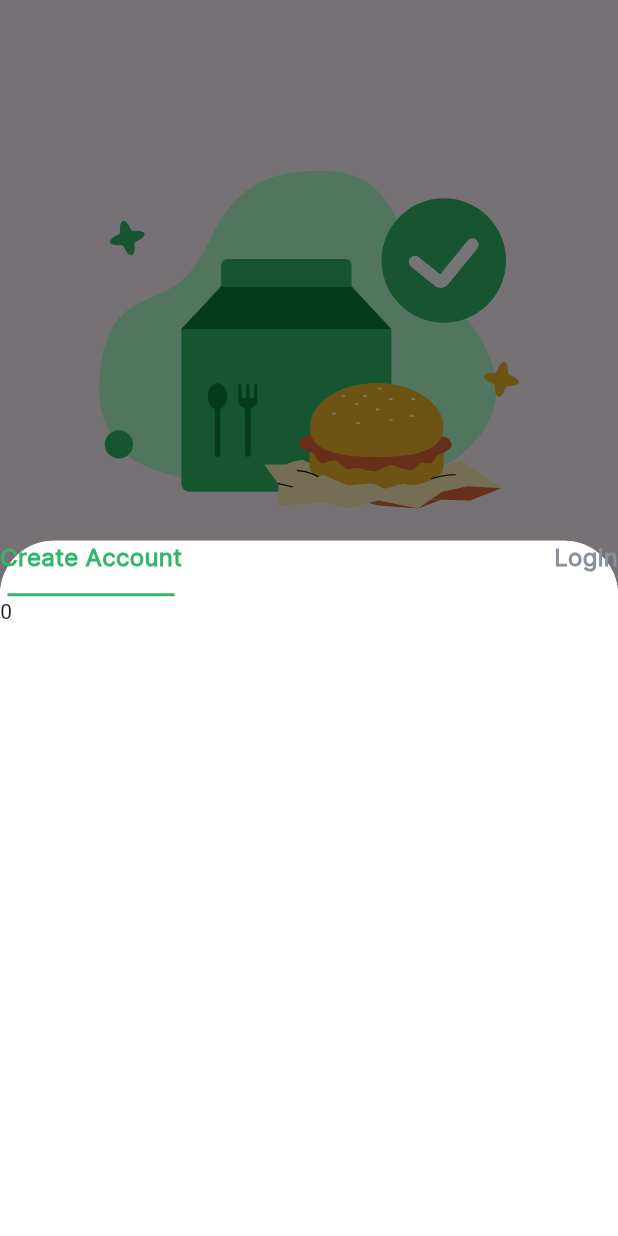
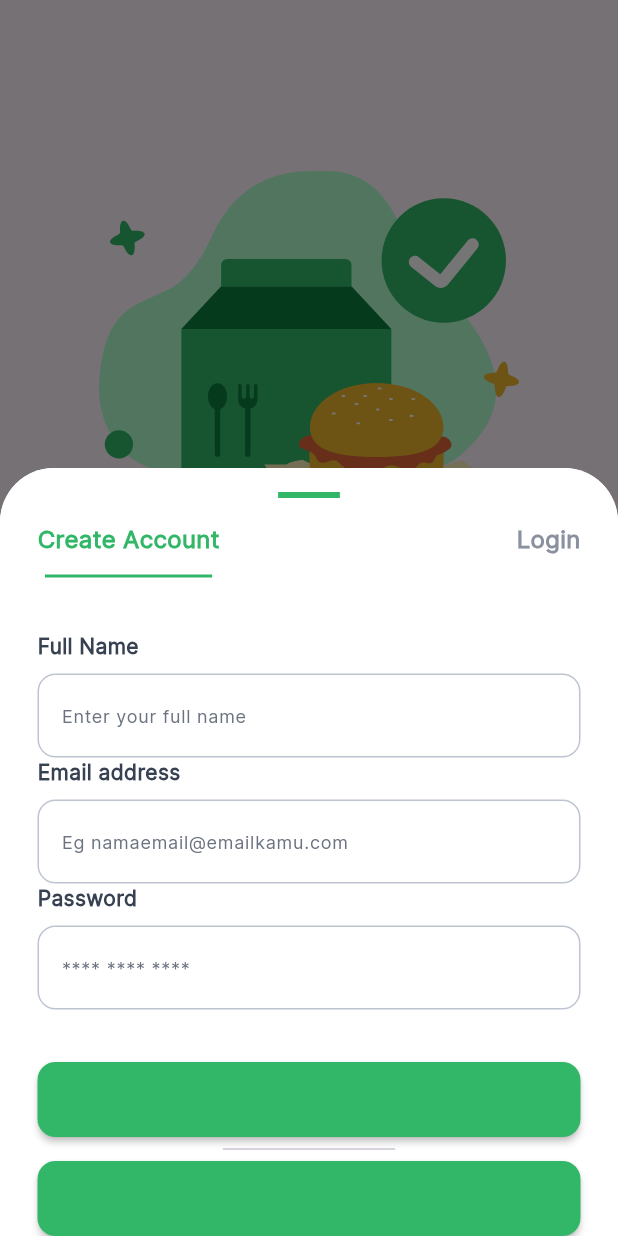
Before and after one commit to He-ema/resturant_booking, a Flutter app: the WelcomeView screen opened by its route, after a tap on "Create account", on a phone screen of 412 x 824 dp. Run offline on Flutter 3.47's test engine with Material 3 defaults, Android fonts, the phone set to English and light mode, and no system bars; our stand-ins replace bloc, flutter_bloc, flutter_svg, go_router.

Commit message:
create account UI created

```diff
--- a/lib/features/welcome/presentation/views/widgets/bottom_sheet_header.dart
+++ b/lib/features/welcome/presentation/views/widgets/bottom_sheet_header.dart
@@ -31,8 +31,6 @@ class _BottomSheetheaderState extends State<BottomSheetheader> {
                   activeIndex = e.key;
                   BlocProvider.of<BottomSheetCubit>(context)
                       .changeCurrentIndex = activeIndex;
-                  print(BlocProvider.of<BottomSheetCubit>(context)
-                      .getCurrentIndex);
                 }
                 setState(() {});
               },
--- /dev/null
+++ b/lib/features/welcome/presentation/views/widgets/bottom_sheet_other_body.dart
@@ -0,0 +1,29 @@
+import 'package:flutter/material.dart';
+import 'package:jobizz/features/welcome/presentation/views/widgets/create_account.dart';
+import 'package:jobizz/features/welcome/presentation/views/widgets/login.dart';
+
+class BottomSheetOtherBody extends StatelessWidget {
+  const BottomSheetOtherBody({Key? key, required this.index}) : super(key: key);
+
+  final int index;
+
+  @override
+  Widget build(BuildContext context) {
+    return AnimatedSwitcher(
+      duration: const Duration(milliseconds: 300),
+      transitionBuilder: (Widget child, Animation<double> animation) {
+        return ScaleTransition(
+          scale: Tween<double>(
+            begin: 0.5,
+            end: 1.0,
+          ).animate(animation),
+          child: FadeTransition(
+            opacity: animation,
+            child: child,
+          ),
+        );
+      },
+      child: index == 0 ? const CreateAccount() : const Login(),
+    );
+  }
+}
--- /dev/null
+++ b/lib/features/welcome/presentation/views/widgets/create_account.dart
@@ -0,0 +1,58 @@
+import 'package:flutter/material.dart';
+import 'package:jobizz/core/common_widgets/custom_button.dart';
+import 'package:jobizz/core/utils/app_styles.dart';
+import 'package:jobizz/features/welcome/presentation/views/widgets/custom_text_form_field.dart';
+
+class CreateAccount extends StatelessWidget {
+  const CreateAccount({super.key});
+
+  @override
+  Widget build(BuildContext context) {
+    return Column(
+      crossAxisAlignment: CrossAxisAlignment.start,
+      // mainAxisSize: MainAxisSize.min,
+      children: [
+        const Text(
+          'Full Name',
+          style: AppStyles.styleSemiBold14,
+        ),
+        const SizedBox(
+          height: 8,
+        ),
+        const CustomTextFormField(hint: 'Enter your full name'),
+        const Text(
+          'Email address',
+          style: AppStyles.styleSemiBold14,
+        ),
+        const SizedBox(
+          height: 8,
+        ),
+        const CustomTextFormField(hint: 'Eg namaemail@emailkamu.com'),
+        const Text(
+          'Password',
+          style: AppStyles.styleSemiBold14,
+        ),
+        const SizedBox(
+          height: 8,
+        ),
+        const CustomTextFormField(hint: '**** **** ****'),
+        const SizedBox(
+          height: 35,
+        ),
+        CustomButton(
+          text: '',
+          onPressed: () {},
+        ),
+        Divider(
+          height: 16,
+          indent: MediaQuery.sizeOf(context).width * 0.3,
+          endIndent: MediaQuery.sizeOf(context).width * 0.3,
+        ),
+        CustomButton(
+          text: '',
+          onPressed: () {},
+        ),
+      ],
+    );
+  }
+}
--- /dev/null
+++ b/lib/features/welcome/presentation/views/widgets/custom_text_form_field.dart
@@ -0,0 +1,30 @@
+import 'package:flutter/material.dart';
+import 'package:jobizz/constants.dart';
+import 'package:jobizz/core/utils/app_styles.dart';
+
+class CustomTextFormField extends StatelessWidget {
+  const CustomTextFormField({super.key, required this.hint});
+  final String hint;
+  @override
+  Widget build(BuildContext context) {
+    return TextFormField(
+      cursorColor: kPrimaryColor,
+      decoration: InputDecoration(
+        hintText: hint,
+        hintStyle: AppStyles.styleRegular12,
+        border: createBorder(),
+        enabledBorder: createBorder(),
+        focusedBorder: createBorder(),
+      ),
+    );
+  }
+
+  OutlineInputBorder createBorder() {
+    return OutlineInputBorder(
+      borderSide: const BorderSide(
+        color: Color(0xffBEC5D1),
+      ),
+      borderRadius: BorderRadius.circular(12),
+    );
+  }
+}
--- /dev/null
+++ b/lib/features/welcome/presentation/views/widgets/login.dart
@@ -0,0 +1,10 @@
+import 'package:flutter/widgets.dart';
+
+class Login extends StatelessWidget {
+  const Login({super.key});
+
+  @override
+  Widget build(BuildContext context) {
+    return const Text('Login');
+  }
+}
--- a/lib/features/welcome/presentation/views/widgets/welcome_buttom_sheet_body.dart
+++ b/lib/features/welcome/presentation/views/widgets/welcome_buttom_sheet_body.dart
@@ -1,7 +1,11 @@
 import 'package:flutter/material.dart';
 import 'package:flutter_bloc/flutter_bloc.dart';
+import 'package:jobizz/constants.dart';
 import 'package:jobizz/features/welcome/presentation/managers/cubit/bottom_sheet_cubit.dart';
 import 'package:jobizz/features/welcome/presentation/views/widgets/bottom_sheet_header.dart';
+import 'package:jobizz/features/welcome/presentation/views/widgets/bottom_sheet_other_body.dart';
+import 'package:jobizz/features/welcome/presentation/views/widgets/create_account.dart';
+import 'package:jobizz/features/welcome/presentation/views/widgets/custom_text_form_field.dart';
 
 class WelcomeButtomSheetBody extends StatefulWidget {
   const WelcomeButtomSheetBody({super.key});
@@ -17,6 +21,7 @@ class _WelcomeButtomSheetBodyState extends State<WelcomeButtomSheetBody> {
     return BlocBuilder<BottomSheetCubit, BottomSheetState>(
       builder: (context, state) {
         return Container(
+          padding: const EdgeInsets.symmetric(horizontal: 25),
           decoration: const ShapeDecoration(
             color: Colors.white,
             shape: RoundedRectangleBorder(
@@ -27,18 +32,27 @@ class _WelcomeButtomSheetBodyState extends State<WelcomeButtomSheetBody> {
             ),
           ),
           child: Column(
-            crossAxisAlignment: CrossAxisAlignment.stretch,
+            // crossAxisAlignment: CrossAxisAlignment.stretch,
+            mainAxisSize: MainAxisSize.min,
             children: [
               const SizedBox(
-                child: BottomSheetheader(),
+                height: 16,
               ),
-              BlocProvider.of<BottomSheetCubit>(context).getCurrentIndex == 0
-                  ? Text(BlocProvider.of<BottomSheetCubit>(context)
-                      .getCurrentIndex
-                      .toString())
-                  : Text(BlocProvider.of<BottomSheetCubit>(context)
-                      .getCurrentIndex
-                      .toString()),
+              Container(
+                width: MediaQuery.sizeOf(context).width * 0.1,
+                height: 4,
+                color: kPrimaryColor,
+              ),
+              const SizedBox(
+                height: 16,
+              ),
+              const BottomSheetheader(),
+              const SizedBox(
+                height: 36,
+              ),
+              BottomSheetOtherBody(
+                  index: BlocProvider.of<BottomSheetCubit>(context)
+                      .getCurrentIndex),
             ],
           ),
         );
--- a/lib/features/welcome/presentation/views/widgets/welcome_view_body.dart
+++ b/lib/features/welcome/presentation/views/widgets/welcome_view_body.dart
@@ -60,7 +60,7 @@ class WelcomeViewBody extends StatelessWidget {
                         enableDrag: true,
                         backgroundColor: Colors.white,
                         isDismissible: true,
-                        // isScrollControlled: true,
+                        isScrollControlled: true,
                         shape: const RoundedRectangleBorder(
                           borderRadius: BorderRadius.only(
                             topLeft: Radius.circular(36),
```
